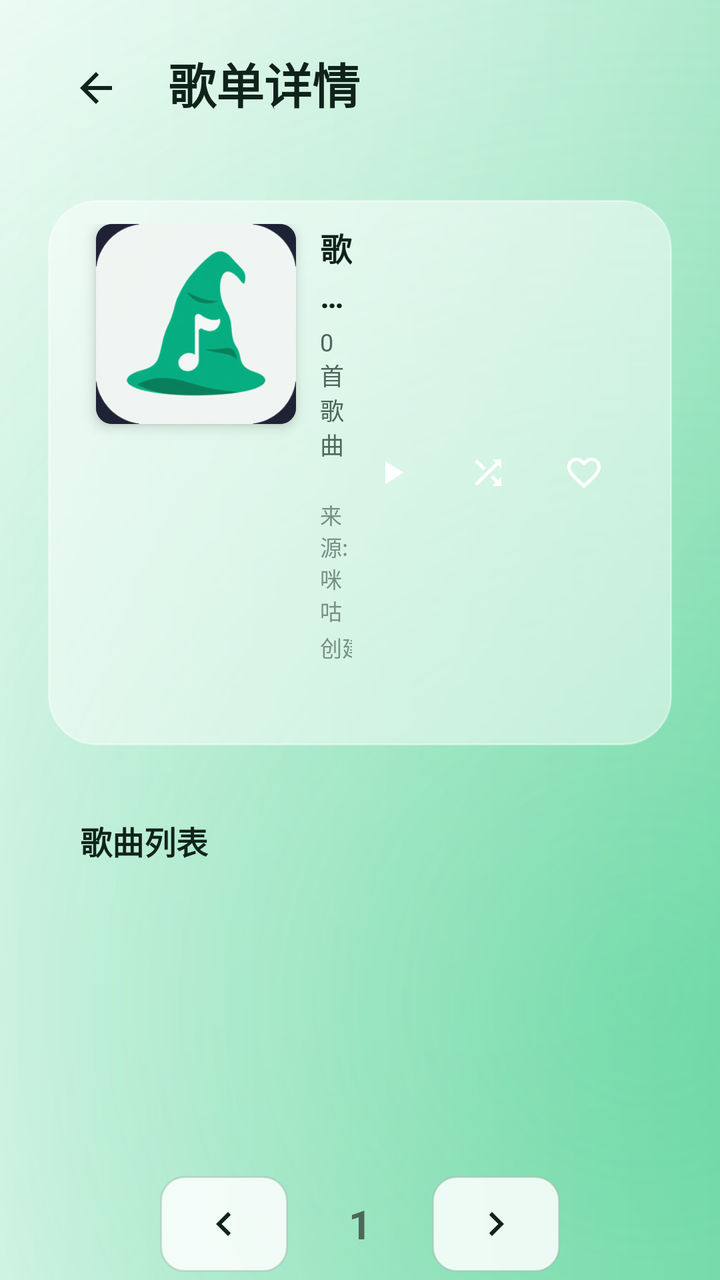
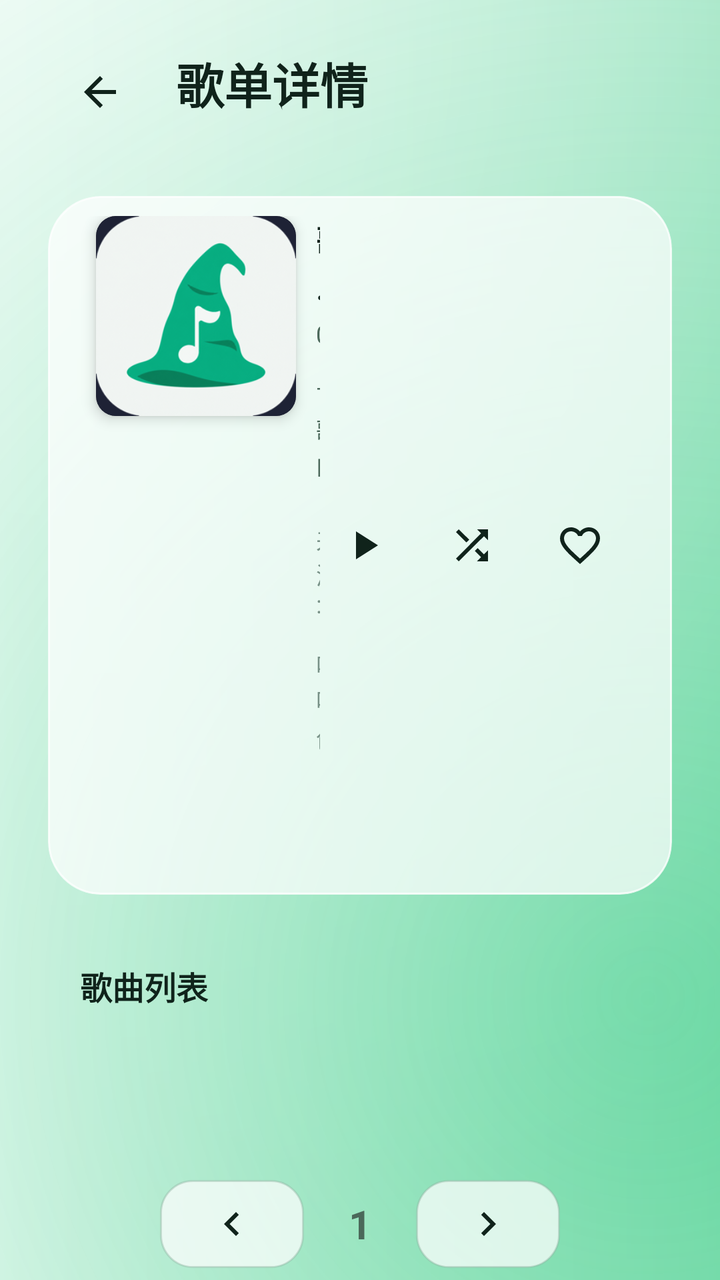

Two renders of the same Android screen: before a commit and after it. Below are the layout's source before the change and the commit's diff.
<!-- AndroidManifest.xml: application theme AppTheme.NoActionBar -->
<!-- res/layout/activity_playlist_detail.xml -->
<?xml version="1.0" encoding="utf-8"?>
<androidx.constraintlayout.widget.ConstraintLayout xmlns:android="http://schemas.android.com/apk/res/android"
    xmlns:app="http://schemas.android.com/apk/res-auto"
    android:layout_width="match_parent"
    android:layout_height="match_parent"
    android:background="@drawable/bg_app_gradient">

    
    <LinearLayout
        android:id="@+id/topBar"
        android:layout_width="0dp"
        android:layout_height="@dimen/lx_title_height"
        android:orientation="horizontal"
        android:gravity="top"
        android:paddingStart="@dimen/lx_title_gutter"
        android:paddingEnd="@dimen/lx_title_gutter"
        android:paddingTop="@dimen/lx_title_top"
        android:background="@android:color/transparent"
        app:layout_constraintStart_toStartOf="parent"
        app:layout_constraintEnd_toEndOf="parent"
        app:layout_constraintTop_toTopOf="parent">

        <ImageButton
            android:id="@+id/btnBack"
            android:layout_width="40dp"
            android:layout_height="40dp"
            android:src="@drawable/ic_back"
            android:background="@drawable/btn_focused_circle"
            android:scaleType="centerInside"
            android:padding="8dp"
            app:tint="@color/lx_text_primary"
            android:focusable="true"
            android:nextFocusRight="@id/btnPlayAll"
            android:nextFocusDown="@id/btnPlayAll"
            android:contentDescription="返回" />

        <TextView
            android:id="@+id/tvTitle"
            android:layout_width="0dp"
            android:layout_height="wrap_content"
            android:layout_weight="1"
            android:text="歌单详情"
            android:textSize="24sp"
            android:textStyle="bold"
            android:textColor="@color/lx_text_primary"
            android:layout_marginStart="16dp"
            android:ellipsize="end"
            android:singleLine="true" />

    </LinearLayout>

    
    <LinearLayout
        android:id="@+id/layoutHeader"
        android:layout_width="0dp"
        android:layout_height="wrap_content"
        android:layout_marginStart="@dimen/lx_nav_gutter"
        android:layout_marginTop="12dp"
        android:layout_marginEnd="@dimen/lx_nav_gutter"
        android:orientation="horizontal"
        android:background="@drawable/bg_floating_glass"
        android:elevation="8dp"
        android:outlineProvider="background"
        android:clipToOutline="true"
        android:paddingTop="12dp"
        android:paddingBottom="12dp"
        app:layout_constraintStart_toStartOf="parent"
        app:layout_constraintEnd_toEndOf="parent"
        app:layout_constraintTop_toBottomOf="@+id/topBar">

        
        <androidx.cardview.widget.CardView
            android:layout_width="100dp"
            android:layout_height="100dp"
            app:cardCornerRadius="8dp"
            app:cardElevation="4dp"
            android:layout_marginStart="@dimen/lx_nav_gutter">

            <ImageView
                android:id="@+id/ivCover"
                android:layout_width="match_parent"
                android:layout_height="match_parent"
                android:scaleType="centerCrop"
                android:src="@drawable/ic_cover_placeholder" />

        </androidx.cardview.widget.CardView>

        
        <LinearLayout
            android:layout_width="0dp"
            android:layout_height="wrap_content"
            android:layout_weight="1"
            android:orientation="vertical"
            android:layout_marginStart="12dp"
            android:layout_gravity="center_vertical">

            <TextView
                android:id="@+id/tvPlaylistName"
                android:layout_width="match_parent"
                android:layout_height="wrap_content"
                android:text="歌单名称"
                android:textColor="@color/lx_text_primary"
                android:textSize="16sp"
                android:textStyle="bold"
                android:maxLines="2"
                android:ellipsize="end" />

            <TextView
                android:id="@+id/tvPlaylistInfo"
                android:layout_width="match_parent"
                android:layout_height="wrap_content"
                android:text="0 首歌曲"
                android:textColor="@color/lx_text_secondary"
                android:textSize="12sp"
                android:layout_marginTop="4dp" />

            <TextView
                android:id="@+id/tvPlaylistDesc"
                android:layout_width="match_parent"
                android:layout_height="wrap_content"
                android:text=""
                android:textColor="@color/lx_text_muted"
                android:textSize="11sp"
                android:layout_marginTop="2dp"
                android:maxLines="2"
                android:ellipsize="end" />

            <TextView
                android:id="@+id/tvPlaylistSource"
                android:layout_width="match_parent"
                android:layout_height="wrap_content"
                android:text="来源: 咪咕"
                android:textColor="@color/lx_text_muted"
                android:textSize="11sp"
                android:layout_marginTop="2dp" />

            <LinearLayout
                android:layout_width="match_parent"
                android:layout_height="wrap_content"
                android:orientation="horizontal"
                android:layout_marginTop="2dp">

                <TextView
                    android:id="@+id/tvPlaylistCreateTime"
                    android:layout_width="0dp"
                    android:layout_height="wrap_content"
                    android:layout_weight="1"
                    android:text="创建时间: "
                    android:textColor="@color/lx_text_muted"
                    android:textSize="11sp" />

                <TextView
                    android:id="@+id/tvPlaylistPlayCount"
                    android:layout_width="wrap_content"
                    android:layout_height="wrap_content"
                    android:text="播放: 0"
                    android:textColor="@color/lx_text_muted"
                    android:textSize="11sp"
                    android:gravity="end" />

            </LinearLayout>

        </LinearLayout>

        
        <LinearLayout
            android:id="@+id/layoutActions"
            android:layout_width="wrap_content"
            android:layout_height="wrap_content"
            android:orientation="horizontal"
            android:gravity="center_vertical"
            android:layout_marginEnd="@dimen/lx_nav_gutter"
            android:layout_gravity="center_vertical">

            <ImageButton
                android:id="@+id/btnPlayAll"
                android:layout_width="40dp"
                android:layout_height="40dp"
                android:src="@drawable/ic_play"
                android:background="@drawable/btn_focused_circle"
                android:scaleType="centerInside"
                android:padding="10dp"
                android:focusable="true"
                android:nextFocusLeft="@id/btnBack"
                android:nextFocusRight="@id/btnShuffle"
                android:contentDescription="播放全部" />

            <ImageButton
                android:id="@+id/btnShuffle"
                android:layout_width="40dp"
                android:layout_height="40dp"
                android:layout_marginStart="8dp"
                android:src="@drawable/ic_shuffle"
                android:background="@drawable/btn_focused_circle"
                android:scaleType="centerInside"
                android:padding="10dp"
                android:focusable="true"
                android:nextFocusLeft="@id/btnPlayAll"
                android:nextFocusRight="@id/btnFavorite"
                android:contentDescription="随机播放" />

            <ImageButton
                android:id="@+id/btnFavorite"
                android:layout_width="40dp"
                android:layout_height="40dp"
                android:layout_marginStart="8dp"
                android:src="@drawable/ic_favorite_border"
                android:background="@drawable/btn_focused_circle"
                android:scaleType="centerInside"
                android:padding="10dp"
                android:focusable="true"
                android:nextFocusLeft="@id/btnShuffle"
                android:contentDescription="收藏" />

        </LinearLayout>

    </LinearLayout>

    
    <LinearLayout
        android:id="@+id/layoutContent"
        android:layout_width="0dp"
        android:layout_height="0dp"
        android:orientation="vertical"
        android:paddingTop="24dp"
        android:layout_marginTop="12dp"
        android:paddingStart="@dimen/lx_nav_gutter"
        android:paddingEnd="@dimen/lx_nav_gutter"
        android:descendantFocusability="afterDescendants"
        app:layout_constraintStart_toStartOf="parent"
        app:layout_constraintEnd_toEndOf="parent"
        app:layout_constraintTop_toBottomOf="@+id/layoutHeader"
        app:layout_constraintBottom_toTopOf="@+id/playlistDetailPagerBar">

        
        <TextView
            android:id="@+id/tvSongListHeader"
            android:layout_width="match_parent"
            android:layout_height="wrap_content"
            android:text="歌曲列表"
            android:textColor="@color/lx_text_primary"
            android:textSize="16sp"
            android:textStyle="bold"
            android:paddingStart="16dp"
            android:paddingEnd="16dp"
            android:paddingBottom="8dp" />

        
        <androidx.recyclerview.widget.RecyclerView
            android:id="@+id/rvSongs"
            android:layout_width="match_parent"
            android:layout_height="match_parent"
            android:paddingStart="16dp"
            android:paddingEnd="16dp"
            android:paddingBottom="16dp"
            android:clipToPadding="false"
            android:focusable="false"
            android:descendantFocusability="afterDescendants"
            android:nextFocusDown="@id/btnPlaylistDetailNextPage" />

    </LinearLayout>

    <LinearLayout
        android:id="@+id/playlistDetailPagerBar"
        android:layout_width="0dp"
        android:layout_height="@dimen/lx_pager_height"
        android:orientation="horizontal"
        android:gravity="center"
        android:background="@android:color/transparent"
        android:paddingStart="@dimen/lx_nav_gutter"
        android:paddingEnd="@dimen/lx_nav_gutter"
        app:layout_constraintStart_toStartOf="parent"
        app:layout_constraintEnd_toEndOf="parent"
        app:layout_constraintBottom_toBottomOf="parent">

        <ImageButton
            android:id="@+id/btnPlaylistDetailPrevPage"
            android:layout_width="64dp"
            android:layout_height="48dp"
            android:src="@drawable/ic_chevron_left"
            android:background="@drawable/bg_btn_secondary"
            android:scaleType="centerInside"
            android:padding="12dp"
            android:focusable="true"
            android:nextFocusUp="@id/rvSongs"
            android:nextFocusRight="@id/btnPlaylistDetailNextPage"
            android:nextFocusDown="@id/btnBack"
            app:tint="@color/lx_text_primary" />

        <TextView
            android:id="@+id/tvPlaylistDetailPageNumber"
            android:layout_width="72dp"
            android:layout_height="match_parent"
            android:gravity="center"
            android:text="1"
            android:textSize="20sp"
            android:textStyle="bold"
            android:textColor="@color/lx_text_secondary" />

        <ImageButton
            android:id="@+id/btnPlaylistDetailNextPage"
            android:layout_width="64dp"
            android:layout_height="48dp"
            android:src="@drawable/ic_chevron_right"
            android:background="@drawable/bg_btn_secondary"
            android:scaleType="centerInside"
            android:padding="12dp"
            android:focusable="true"
            android:nextFocusUp="@id/rvSongs"
            android:nextFocusLeft="@id/btnPlaylistDetailPrevPage"
            android:nextFocusDown="@id/btnBack"
            app:tint="@color/lx_text_primary" />

    </LinearLayout>

    
    <ProgressBar
        android:id="@+id/loadingProgress"
        android:layout_width="wrap_content"
        android:layout_height="wrap_content"
        android:visibility="gone"
        app:layout_constraintStart_toStartOf="parent"
        app:layout_constraintEnd_toEndOf="parent"
        app:layout_constraintTop_toTopOf="parent"
        app:layout_constraintBottom_toBottomOf="parent" />

</androidx.constraintlayout.widget.ConstraintLayout>
<!-- resources referenced by this layout -->
<resources>
  <color name="lx_text_muted">#789187</color>
  <color name="lx_text_primary">#10231B</color>
  <color name="lx_text_secondary">#4B685A</color>
  <dimen name="lx_nav_gutter">24dp</dimen>
  <dimen name="lx_pager_height">56dp</dimen>
  <dimen name="lx_title_gutter">28dp</dimen>
  <dimen name="lx_title_height">88dp</dimen>
  <dimen name="lx_title_top">24dp</dimen>
  <!-- drawable bg_btn_secondary (drawable) -->
  <?xml version="1.0" encoding="utf-8"?>
  <selector xmlns:android="http://schemas.android.com/apk/res/android">
      <item android:state_pressed="true">
          <shape android:shape="rectangle">
              <solid android:color="@color/lx_bg_focus" />
              <corners android:radius="12dp" />
          </shape>
      </item>
      <item android:state_focused="true">
          <shape android:shape="rectangle">
              <solid android:color="@color/lx_bg_focus" />
              <corners android:radius="12dp" />
              <stroke android:width="2dp" android:color="@color/lx_focus_ring" />
          </shape>
      </item>
      <item>
          <shape android:shape="rectangle">
              <solid android:color="@color/lx_bg_panel" />
              <corners android:radius="12dp" />
              <stroke android:width="1dp" android:color="@color/lx_border" />
          </shape>
      </item>
  </selector>
  <!-- drawable bg_floating_glass (drawable) -->
  <?xml version="1.0" encoding="utf-8"?>
  <shape xmlns:android="http://schemas.android.com/apk/res/android"
      android:shape="rectangle">
      
      <solid android:color="#80FFFFFF" />
      <corners android:radius="@dimen/lx_glass_radius" />
      <stroke
          android:width="1dp"
          android:color="#66FFFFFF" />
  </shape>
  <!-- drawable ic_play (drawable) -->
  <vector xmlns:android="http://schemas.android.com/apk/res/android"
      android:width="24dp"
      android:height="24dp"
      android:viewportWidth="24"
      android:viewportHeight="24"
      android:tint="#FFFFFF">
      <path
          android:fillColor="@android:color/white"
          android:pathData="M8,5v14l11,-7z" />
  </vector>
  <style name="AppTheme.NoActionBar" parent="AppTheme">
          <item name="windowActionBar">false</item>
          <item name="windowNoTitle">true</item>
          <item name="android:windowBackground">@color/lx_bg_canvas</item>
      </style>
  <color name="lx_bg_focus">#DFF8ED</color>
  <color name="lx_focus_ring">#00A965</color>
  <color name="lx_bg_panel">#D9FFFFFF</color>
  <color name="lx_border">#6694B2A2</color>
  <dimen name="lx_glass_radius">24dp</dimen>
  <style name="AppTheme" parent="BaseAppTheme" />
  <color name="lx_bg_canvas">#F3F8F5</color>
  <color name="colorPrimary">@color/lx_brand</color>
  <color name="colorPrimaryDark">@color/lx_brand_pressed</color>
  <color name="colorAccent">@color/lx_brand</color>
  <color name="lx_brand">#00C878</color>
  <color name="lx_brand_pressed">#00A965</color>
  <!-- unchanged entries left out for length: 10 -->
</resources>

<!-- the commit's change to res/layout/activity_playlist_detail.xml (unified diff, before → after) -->
@@ -22,13 +22,13 @@
 
         <ImageButton
             android:id="@+id/btnBack"
-            android:layout_width="40dp"
-            android:layout_height="40dp"
+            android:layout_width="@dimen/lx_control_compact"
+            android:layout_height="@dimen/lx_control_compact"
             android:src="@drawable/ic_back"
             android:background="@drawable/btn_focused_circle"
             android:scaleType="centerInside"
-            android:padding="8dp"
-            app:tint="@color/lx_text_primary"
+            android:padding="@dimen/lx_space_sm"
+            app:tint="@color/selector_action_content"
             android:focusable="true"
             android:nextFocusRight="@id/btnPlayAll"
             android:nextFocusDown="@id/btnPlayAll"
@@ -40,10 +40,10 @@
             android:layout_height="wrap_content"
             android:layout_weight="1"
             android:text="歌单详情"
-            android:textSize="24sp"
+            android:textSize="@dimen/lx_type_title"
             android:textStyle="bold"
             android:textColor="@color/lx_text_primary"
-            android:layout_marginStart="16dp"
+            android:layout_marginStart="@dimen/lx_space_md"
             android:ellipsize="end"
             android:singleLine="true" />
 
@@ -55,15 +55,15 @@
         android:layout_width="0dp"
         android:layout_height="wrap_content"
         android:layout_marginStart="@dimen/lx_nav_gutter"
-        android:layout_marginTop="12dp"
+        android:layout_marginTop="@dimen/lx_space_sm"
         android:layout_marginEnd="@dimen/lx_nav_gutter"
         android:orientation="horizontal"
         android:background="@drawable/bg_floating_glass"
-        android:elevation="8dp"
+        android:elevation="@dimen/lx_elevation_surface"
         android:outlineProvider="background"
         android:clipToOutline="true"
-        android:paddingTop="12dp"
-        android:paddingBottom="12dp"
+        android:paddingTop="@dimen/lx_space_sm"
+        android:paddingBottom="@dimen/lx_space_sm"
         app:layout_constraintStart_toStartOf="parent"
         app:layout_constraintEnd_toEndOf="parent"
         app:layout_constraintTop_toBottomOf="@+id/topBar">
@@ -72,8 +72,8 @@
         <androidx.cardview.widget.CardView
             android:layout_width="100dp"
             android:layout_height="100dp"
-            app:cardCornerRadius="8dp"
-            app:cardElevation="4dp"
+            app:cardCornerRadius="@dimen/lx_radius_small"
+            app:cardElevation="@dimen/lx_elevation_control"
             android:layout_marginStart="@dimen/lx_nav_gutter">
 
             <ImageView
@@ -91,7 +91,7 @@
             android:layout_height="wrap_content"
             android:layout_weight="1"
             android:orientation="vertical"
-            android:layout_marginStart="12dp"
+            android:layout_marginStart="@dimen/lx_space_sm"
             android:layout_gravity="center_vertical">
 
             <TextView
@@ -100,7 +100,7 @@
                 android:layout_height="wrap_content"
                 android:text="歌单名称"
                 android:textColor="@color/lx_text_primary"
-                android:textSize="16sp"
+                android:textSize="@dimen/lx_type_control"
                 android:textStyle="bold"
                 android:maxLines="2"
                 android:ellipsize="end" />
@@ -111,7 +111,7 @@
                 android:layout_height="wrap_content"
                 android:text="0 首歌曲"
                 android:textColor="@color/lx_text_secondary"
-                android:textSize="12sp"
+                android:textSize="@dimen/lx_type_caption"
                 android:layout_marginTop="4dp" />
 
             <TextView
@@ -120,7 +120,7 @@
                 android:layout_height="wrap_content"
                 android:text=""
                 android:textColor="@color/lx_text_muted"
-                android:textSize="11sp"
+                android:textSize="@dimen/lx_type_caption"
                 android:layout_marginTop="2dp"
                 android:maxLines="2"
                 android:ellipsize="end" />
@@ -131,7 +131,7 @@
                 android:layout_height="wrap_content"
                 android:text="来源: 咪咕"
                 android:textColor="@color/lx_text_muted"
-                android:textSize="11sp"
+                android:textSize="@dimen/lx_type_caption"
                 android:layout_marginTop="2dp" />
 
             <LinearLayout
@@ -147,7 +147,7 @@
                     android:layout_weight="1"
                     android:text="创建时间: "
                     android:textColor="@color/lx_text_muted"
-                    android:textSize="11sp" />
+                    android:textSize="@dimen/lx_type_caption" />
 
                 <TextView
                     android:id="@+id/tvPlaylistPlayCount"
@@ -155,7 +155,7 @@
                     android:layout_height="wrap_content"
                     android:text="播放: 0"
                     android:textColor="@color/lx_text_muted"
-                    android:textSize="11sp"
+                    android:textSize="@dimen/lx_type_caption"
                     android:gravity="end" />
 
             </LinearLayout>
@@ -174,43 +174,46 @@
 
             <ImageButton
                 android:id="@+id/btnPlayAll"
-                android:layout_width="40dp"
-                android:layout_height="40dp"
+                android:layout_width="@dimen/lx_control_compact"
+                android:layout_height="@dimen/lx_control_compact"
                 android:src="@drawable/ic_play"
                 android:background="@drawable/btn_focused_circle"
                 android:scaleType="centerInside"
-                android:padding="10dp"
+                android:padding="@dimen/lx_space_sm"
                 android:focusable="true"
                 android:nextFocusLeft="@id/btnBack"
                 android:nextFocusRight="@id/btnShuffle"
-                android:contentDescription="播放全部" />
+                android:contentDescription="播放全部"
+                app:tint="@color/selector_action_content" />
 
             <ImageButton
                 android:id="@+id/btnShuffle"
-                android:layout_width="40dp"
-                android:layout_height="40dp"
-                android:layout_marginStart="8dp"
+                android:layout_width="@dimen/lx_control_compact"
+                android:layout_height="@dimen/lx_control_compact"
+                android:layout_marginStart="@dimen/lx_space_sm"
                 android:src="@drawable/ic_shuffle"
                 android:background="@drawable/btn_focused_circle"
                 android:scaleType="centerInside"
-                android:padding="10dp"
+                android:padding="@dimen/lx_space_sm"
                 android:focusable="true"
                 android:nextFocusLeft="@id/btnPlayAll"
                 android:nextFocusRight="@id/btnFavorite"
-                android:contentDescription="随机播放" />
+                android:contentDescription="随机播放"
+                app:tint="@color/selector_action_content" />
 
             <ImageButton
                 android:id="@+id/btnFavorite"
-                android:layout_width="40dp"
-                android:layout_height="40dp"
-                android:layout_marginStart="8dp"
+                android:layout_width="@dimen/lx_control_compact"
+                android:layout_height="@dimen/lx_control_compact"
+                android:layout_marginStart="@dimen/lx_space_sm"
                 android:src="@drawable/ic_favorite_border"
                 android:background="@drawable/btn_focused_circle"
                 android:scaleType="centerInside"
-                android:padding="10dp"
+                android:padding="@dimen/lx_space_sm"
                 android:focusable="true"
                 android:nextFocusLeft="@id/btnShuffle"
-                android:contentDescription="收藏" />
+                android:contentDescription="收藏"
+                app:tint="@color/selector_action_content" />
 
         </LinearLayout>
 
@@ -222,8 +225,8 @@
         android:layout_width="0dp"
         android:layout_height="0dp"
         android:orientation="vertical"
-        android:paddingTop="24dp"
-        android:layout_marginTop="12dp"
+        android:paddingTop="@dimen/lx_nav_gutter"
+        android:layout_marginTop="@dimen/lx_space_sm"
         android:paddingStart="@dimen/lx_nav_gutter"
         android:paddingEnd="@dimen/lx_nav_gutter"
         android:descendantFocusability="afterDescendants"
@@ -239,20 +242,20 @@
             android:layout_height="wrap_content"
             android:text="歌曲列表"
             android:textColor="@color/lx_text_primary"
-            android:textSize="16sp"
+            android:textSize="@dimen/lx_type_control"
             android:textStyle="bold"
-            android:paddingStart="16dp"
-            android:paddingEnd="16dp"
-            android:paddingBottom="8dp" />
+            android:paddingStart="@dimen/lx_space_md"
+            android:paddingEnd="@dimen/lx_space_md"
+            android:paddingBottom="@dimen/lx_space_sm" />
 
         
         <androidx.recyclerview.widget.RecyclerView
             android:id="@+id/rvSongs"
             android:layout_width="match_parent"
             android:layout_height="match_parent"
-            android:paddingStart="16dp"
-            android:paddingEnd="16dp"
-            android:paddingBottom="16dp"
+            android:paddingStart="@dimen/lx_space_md"
+            android:paddingEnd="@dimen/lx_space_md"
+            android:paddingBottom="@dimen/lx_space_md"
             android:clipToPadding="false"
             android:focusable="false"
             android:descendantFocusability="afterDescendants"
@@ -275,41 +278,41 @@
 
         <ImageButton
             android:id="@+id/btnPlaylistDetailPrevPage"
-            android:layout_width="64dp"
-            android:layout_height="48dp"
+            android:layout_width="@dimen/lx_pager_button_width"
+            android:layout_height="@dimen/lx_pager_button_height"
             android:src="@drawable/ic_chevron_left"
             android:background="@drawable/bg_btn_secondary"
             android:scaleType="centerInside"
-            android:padding="12dp"
+            android:padding="@dimen/lx_space_sm"
             android:focusable="true"
             android:nextFocusUp="@id/rvSongs"
             android:nextFocusRight="@id/btnPlaylistDetailNextPage"
             android:nextFocusDown="@id/btnBack"
-            app:tint="@color/lx_text_primary" />
+            app:tint="@color/selector_action_content" />
 
         <TextView
             android:id="@+id/tvPlaylistDetailPageNumber"
-            android:layout_width="72dp"
+            android:layout_width="@dimen/lx_pager_number_width"
             android:layout_height="match_parent"
             android:gravity="center"
             android:text="1"
-            android:textSize="20sp"
+            android:textSize="@dimen/lx_type_section"
             android:textStyle="bold"
             android:textColor="@color/lx_text_secondary" />
 
         <ImageButton
             android:id="@+id/btnPlaylistDetailNextPage"
-            android:layout_width="64dp"
-            android:layout_height="48dp"
+            android:layout_width="@dimen/lx_pager_button_width"
+            android:layout_height="@dimen/lx_pager_button_height"
             android:src="@drawable/ic_chevron_right"
             android:background="@drawable/bg_btn_secondary"
             android:scaleType="centerInside"
-            android:padding="12dp"
+            android:padding="@dimen/lx_space_sm"
             android:focusable="true"
             android:nextFocusUp="@id/rvSongs"
             android:nextFocusLeft="@id/btnPlaylistDetailPrevPage"
             android:nextFocusDown="@id/btnBack"
-            app:tint="@color/lx_text_primary" />
+            app:tint="@color/selector_action_content" />
 
     </LinearLayout>
 
<!-- resource entries referenced after the edit -->
@@ -3,45 +3,42 @@
   <color name="lx_text_muted">#789187</color>
   <color name="lx_text_primary">#10231B</color>
   <color name="lx_text_secondary">#4B685A</color>
+  <dimen name="lx_control_compact">44dp</dimen>
+  <dimen name="lx_elevation_control">4dp</dimen>
+  <dimen name="lx_elevation_surface">8dp</dimen>
   <dimen name="lx_nav_gutter">24dp</dimen>
+  <dimen name="lx_pager_button_height">44dp</dimen>
+  <dimen name="lx_pager_button_width">72dp</dimen>
   <dimen name="lx_pager_height">56dp</dimen>
+  <dimen name="lx_pager_number_width">56dp</dimen>
+  <dimen name="lx_radius_small">10dp</dimen>
+  <dimen name="lx_space_md">16dp</dimen>
+  <dimen name="lx_space_sm">10dp</dimen>
   <dimen name="lx_title_gutter">28dp</dimen>
   <dimen name="lx_title_height">88dp</dimen>
   <dimen name="lx_title_top">24dp</dimen>
+  <dimen name="lx_type_caption">12sp</dimen>
+  <dimen name="lx_type_control">16sp</dimen>
+  <dimen name="lx_type_section">20sp</dimen>
+  <dimen name="lx_type_title">24sp</dimen>
   <!-- drawable bg_btn_secondary (drawable) -->
   <?xml version="1.0" encoding="utf-8"?>
   <selector xmlns:android="http://schemas.android.com/apk/res/android">
-      <item android:state_pressed="true">
-          <shape android:shape="rectangle">
-              <solid android:color="@color/lx_bg_focus" />
-              <corners android:radius="12dp" />
-          </shape>
-      </item>
-      <item android:state_focused="true">
-          <shape android:shape="rectangle">
-              <solid android:color="@color/lx_bg_focus" />
-              <corners android:radius="12dp" />
-              <stroke android:width="2dp" android:color="@color/lx_focus_ring" />
-          </shape>
-      </item>
-      <item>
-          <shape android:shape="rectangle">
-              <solid android:color="@color/lx_bg_panel" />
-              <corners android:radius="12dp" />
-              <stroke android:width="1dp" android:color="@color/lx_border" />
-          </shape>
-      </item>
+      <item android:state_enabled="false"><shape><solid android:color="@color/lx_disabled_fill" /><corners android:radius="@dimen/lx_radius_control" /></shape></item>
+      <item android:state_pressed="true"><shape><solid android:color="@color/lx_brand_pressed" /><corners android:radius="@dimen/lx_radius_control" /></shape></item>
+      <item android:state_focused="true"><shape><solid android:color="@color/lx_bg_focus" /><stroke android:width="@dimen/lx_stroke_focus" android:color="@color/lx_focus_ring_strong" /><corners android:radius="@dimen/lx_radius_control" /></shape></item>
+      <item><shape><solid android:color="@color/lx_glass_floating" /><stroke android:width="@dimen/lx_stroke_hairline" android:color="@color/lx_border" /><corners android:radius="@dimen/lx_radius_control" /></shape></item>
   </selector>
   <!-- drawable bg_floating_glass (drawable) -->
   <?xml version="1.0" encoding="utf-8"?>
   <shape xmlns:android="http://schemas.android.com/apk/res/android"
       android:shape="rectangle">
       
-      <solid android:color="#80FFFFFF" />
+      <solid android:color="@color/lx_glass_floating" />
       <corners android:radius="@dimen/lx_glass_radius" />
       <stroke
-          android:width="1dp"
-          android:color="#66FFFFFF" />
+          android:width="@dimen/lx_stroke_hairline"
+          android:color="@color/lx_glass_highlight" />
   </shape>
   <!-- drawable ic_play (drawable) -->
   <vector xmlns:android="http://schemas.android.com/apk/res/android"
@@ -59,11 +56,17 @@
           <item name="windowNoTitle">true</item>
           <item name="android:windowBackground">@color/lx_bg_canvas</item>
       </style>
+  <color name="lx_disabled_fill">#4DFFFFFF</color>
+  <dimen name="lx_radius_control">16dp</dimen>
   <color name="lx_bg_focus">#DFF8ED</color>
+  <dimen name="lx_stroke_focus">3dp</dimen>
+  <color name="lx_focus_ring_strong">#008C55</color>
+  <color name="lx_glass_floating">#B8FFFFFF</color>
+  <dimen name="lx_stroke_hairline">1dp</dimen>
   <color name="lx_focus_ring">#00A965</color>
-  <color name="lx_bg_panel">#D9FFFFFF</color>
   <color name="lx_border">#6694B2A2</color>
-  <dimen name="lx_glass_radius">24dp</dimen>
+  <dimen name="lx_glass_radius">26dp</dimen>
+  <color name="lx_glass_highlight">#CCFFFFFF</color>
   <style name="AppTheme" parent="BaseAppTheme" />
   <color name="lx_bg_canvas">#F3F8F5</color>
   <color name="colorPrimary">@color/lx_brand</color>
